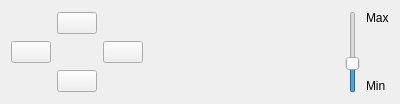
Old version of the form plugins/TelescopeControl/src/INDI/INDIControlWidget.ui in the repository 519984307/stellarium_src.
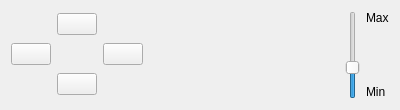
New version of the form. Icons and pictures are not drawn.

Commit message: Extract new lines for translation

The edit to the form file:
```diff
--- a/plugins/TelescopeControl/src/INDI/INDIControlWidget.ui
+++ b/plugins/TelescopeControl/src/INDI/INDIControlWidget.ui
@@ -7,7 +7,7 @@
     <x>0</x>
     <y>0</y>
     <width>400</width>
-    <height>104</height>
+    <height>110</height>
    </rect>
   </property>
   <property name="sizePolicy">
```
Left out of the diff: 3 changed lines with no effect on the pictures.
